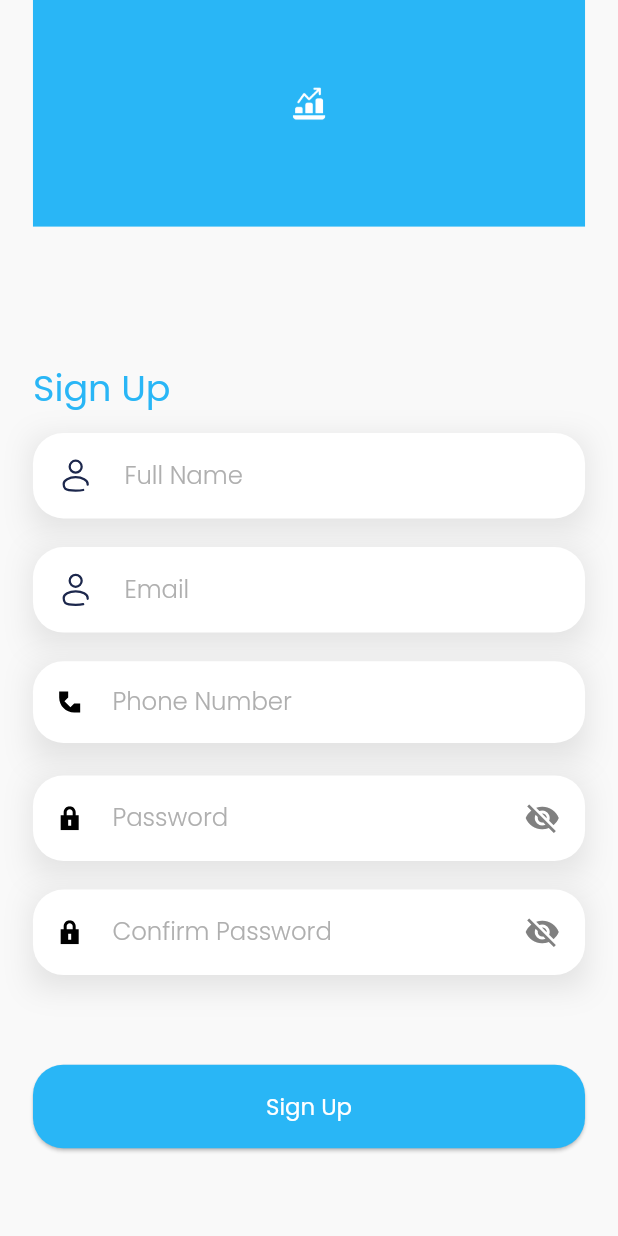
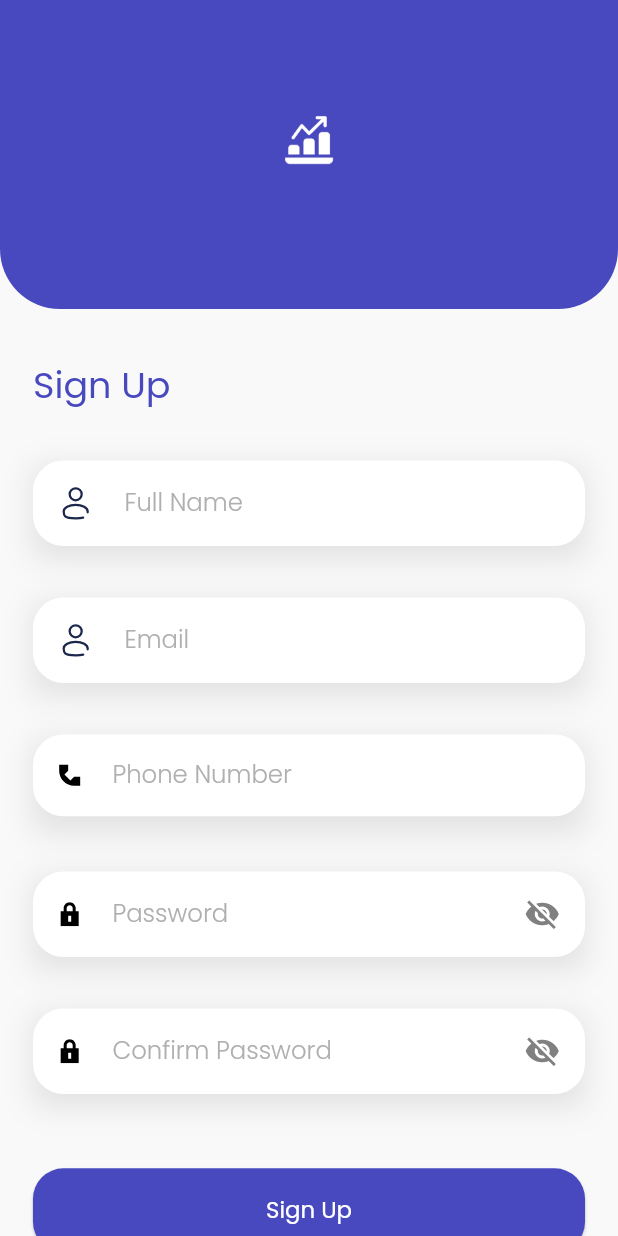
Before and after one commit to BilalKhanzadaRajput/finance_management_app, a Flutter app: the screen it shows after launch, after a tap on "CONTINUE", after a tap on "Sign Up", on a phone screen of 412 x 824 dp. Run offline on Flutter 3.47's test engine with Material 3 defaults, Android fonts, the phone set to English and light mode, and no system bars; our stand-ins replace bloc, cloud_firestore, equatable, firebase_auth, firebase_core, flutter_bloc and 5 more; accounts and stored records are empty.

Commit message:
login screen , signup screen updated

```diff
--- a/lib/helper/constants/colors_resource.dart
+++ b/lib/helper/constants/colors_resource.dart
@@ -1,7 +1,7 @@
 import 'package:flutter/material.dart';
 
 class ColorResources {
-  static const Color PRIMARY_COLOR = Color(0xFF29B6F6);
+  static const Color PRIMARY_COLOR = Color(0xFF4849BF);
   static Color BACKGROUND_COLOR = const Color(0xffF9F9F9);
   static Color WHITE_COLOR = const Color(0xffFFFFFF);
   static Color WHITE_HINT_COLOR = const Color(0xffFFFFFF).withOpacity(0.5);
--- a/lib/presentation/screens/authenticationScreens/log_in_screen.dart
+++ b/lib/presentation/screens/authenticationScreens/log_in_screen.dart
@@ -66,21 +66,30 @@ class _LogInScreenState extends State<LogInScreen> {
             return SingleChildScrollView(
               child: Column(
                 children: [
+
+
   Container(
+    width: double.infinity,
+    decoration: BoxDecoration(
       color: ColorResources.PRIMARY_COLOR,
-                    width: double.infinity,
+      borderRadius: BorderRadius.only(
+        bottomLeft: Radius.circular(40.0), // Adjust the radius as needed
+        bottomRight: Radius.circular(40.0), // Adjust the radius as needed
+      ),
+    ),
     child: Center(
       child: Padding(
         padding: EdgeInsets.symmetric(
             vertical: ScreenPercentage.SCREEN_SIZE_5.sw),
         child: Image(
-                          image:
-                              const AssetImage(ImageResources.APP_LOGO_IMAGE),
-                          width: Dimensions.D_150.w,
+          image: const AssetImage(ImageResources.APP_LOGO_IMAGE),
+          width: Dimensions.D_200.w,
         ),
       ),
     ),
   ),
+
+
                   SizedBox(height: Dimensions.D_91.h),
                   Padding(
                     padding: EdgeInsets.symmetric(
--- a/lib/presentation/screens/authenticationScreens/sign_up_screen.dart
+++ b/lib/presentation/screens/authenticationScreens/sign_up_screen.dart
@@ -30,34 +30,42 @@ class _SignUpScreenState extends State<SignUpScreen> {
       backgroundColor: ColorResources.BACKGROUND_COLOR,
       body: SafeArea(
         child: SingleChildScrollView(
-          child: Padding(
-            padding: EdgeInsets.symmetric(
-                horizontal: Dimensions.PADDING_SIZE_EXTRA_LARGE.w),
           child: Form(
             key: _formKey,
             child: BlocBuilder<SignUpScreenBloc, SignUpScreenState>(
               builder: (context, state) {
-                  return SingleChildScrollView(
-                    child: Column(
+                return Column(
                   children: [
                     Container(
-                          color: ColorResources.PRIMARY_COLOR,
                       width: double.infinity,
+                      decoration: BoxDecoration(
+                        color: const Color(0xFF4849BF),
+                        borderRadius: BorderRadius.only(
+                          bottomLeft: Radius.circular(40.0),
+                          bottomRight: Radius.circular(40.0),
+                        ),
+                      ),
                       child: Center(
                         child: Padding(
                           padding: EdgeInsets.symmetric(
                               vertical: ScreenPercentage.SCREEN_SIZE_5.sw),
                           child: Image(
-                                image: const AssetImage(
-                                    ImageResources.APP_LOGO_IMAGE),
-                                width: Dimensions.D_100.w,
+                            image:
+                                const AssetImage(ImageResources.APP_LOGO_IMAGE),
+                            width: Dimensions.D_150.w,
                           ),
                         ),
                       ),
                     ),
-                        SizedBox(height: Dimensions.D_91.h),
+                    SizedBox(height: Dimensions.D_15.h),
                     Align(
                       alignment: Alignment.topLeft,
+                      child: Padding(
+                        padding: EdgeInsets.symmetric(
+                          vertical: Dimensions.PADDING_SIZE_EXTRA_LARGE
+                              .h, // Adjusted vertical padding
+                          horizontal: Dimensions.PADDING_SIZE_EXTRA_LARGE.w,
+                        ),
                         child: Text(
                           StringResources.SIGNUP_HEADING,
                           style: Theme.of(context)
@@ -68,26 +76,31 @@ class _SignUpScreenState extends State<SignUpScreen> {
                                       Dimensions.FONT_SIZE_EXTRA_LARGE.sp),
                         ),
                       ),
+                    ),
+                    Padding(
+                      padding: EdgeInsets.symmetric(
+                          horizontal: Dimensions.PADDING_SIZE_EXTRA_LARGE.w),
+                      child: Column(
+                        children: [
                           Padding(
                             padding: EdgeInsets.symmetric(
                                 vertical: Dimensions.PADDING_SIZE_DEFAULT.h),
-                          child: Column(
-                            children: [
-                              CustomTextFormField(
+                            child: CustomTextFormField(
                               hintText: StringResources.FULL_NAME_HINT,
                               onChanged: (value) {
                                 context
                                     .read<SignUpScreenBloc>()
                                     .add(SignUpFullNameChanged(value));
                               },
-                                validator: (value) => value.isEmpty
-                                    ? "Enter your full name"
-                                    : null,
+                              validator: (value) =>
+                                  value.isEmpty ? "Enter your full name" : null,
                               prefixIconSvgPath: ImageResources.USER_ICON,
                             ),
-                              SizedBox(
-                                  height: Dimensions.PADDING_SIZE_DEFAULT.h),
-                              CustomTextFormField(
+                          ),
+                          Padding(
+                            padding: EdgeInsets.symmetric(
+                                vertical: Dimensions.PADDING_SIZE_DEFAULT.h),
+                            child: CustomTextFormField(
                               hintText: StringResources.EMAIL_HINT,
                               onChanged: (value) {
                                 context
@@ -98,9 +111,11 @@ class _SignUpScreenState extends State<SignUpScreen> {
                                   value.validatePassword(value),
                               prefixIconSvgPath: ImageResources.USER_ICON,
                             ),
-                              SizedBox(
-                                  height: Dimensions.PADDING_SIZE_DEFAULT.h),
-                              CustomTextFormField(
+                          ),
+                          Padding(
+                            padding: EdgeInsets.symmetric(
+                                vertical: Dimensions.PADDING_SIZE_DEFAULT.h),
+                            child: CustomTextFormField(
                               hintText: StringResources.PHONE_HINT,
                               onChanged: (value) {
                                 context
@@ -113,14 +128,14 @@ class _SignUpScreenState extends State<SignUpScreen> {
                               keyboardType: TextInputType.phone,
                               inputFormatters: [
                                 FilteringTextInputFormatter.digitsOnly,
-                                  // Only digits allowed
                                 LengthLimitingTextInputFormatter(11),
-                                  // Limit to 11 digits
                               ],
                             ),
-                              SizedBox(
-                                  height: Dimensions.PADDING_SIZE_DEFAULT.h),
-                              CustomTextFormField(
+                          ),
+                          Padding(
+                            padding: EdgeInsets.symmetric(
+                                vertical: Dimensions.PADDING_SIZE_DEFAULT.h),
+                            child: CustomTextFormField(
                               hintText: StringResources.PASSWORD_HINT,
                               obscureText: !state.passwordVisibility,
                               onChanged: (value) {
@@ -138,9 +153,11 @@ class _SignUpScreenState extends State<SignUpScreen> {
                                     .add(const PasswordVisibility());
                               },
                             ),
-                              SizedBox(
-                                  height: Dimensions.PADDING_SIZE_DEFAULT.h),
-                              CustomTextFormField(
+                          ),
+                          Padding(
+                            padding: EdgeInsets.symmetric(
+                                vertical: Dimensions.PADDING_SIZE_DEFAULT.h),
+                            child: CustomTextFormField(
                               hintText: StringResources.CONFIRM_PASSWORD_HINT,
                               obscureText: !state.passwordVisibility,
                               onChanged: (value) {
@@ -158,15 +175,15 @@ class _SignUpScreenState extends State<SignUpScreen> {
                                     .add(const PasswordVisibility());
                               },
                             ),
+                          ),
                         ],
                       ),
                     ),
                     Padding(
                       padding: EdgeInsets.only(
-                              top: Dimensions.PADDING_SIZE_EXTRA_OVER_LARGE.h,
-                              bottom: Dimensions.PADDING_SIZE_SMALL.h),
-                          child:
-                              BlocListener<SignUpScreenBloc, SignUpScreenState>(
+                          top: Dimensions.PADDING_SIZE_DEFAULT.h,
+                          ),
+                      child: BlocListener<SignUpScreenBloc, SignUpScreenState>(
                         listener: (context, state) {
                           if (state.isSubmitting) {
                             showDialog(
@@ -191,6 +208,12 @@ class _SignUpScreenState extends State<SignUpScreen> {
                             );
                           }
                         },
+                        child: Padding(
+                          // Added padding for the button
+                          padding: EdgeInsets.symmetric(
+                              horizontal: Dimensions.PADDING_SIZE_EXTRA_LARGE.w,
+                              vertical: Dimensions.PADDING_SIZE_DEFAULT
+                                  .h), // Adjust the vertical padding as needed
                           child: CustomElevatedButton(
                             onPressed: () {
                               if (_formKey.currentState!.validate()) {
@@ -210,11 +233,10 @@ class _SignUpScreenState extends State<SignUpScreen> {
                           ),
                         ),
                       ),
+                    ),
                   ],
-                    ),
                 );
               },
-              ),
             ),
           ),
         ),
```
Also changed, not shown: lib/presentation/screens/homeScreens/expenses_screen.dart (+22 -6 lines), lib/presentation/screens/homeScreens/input_salary_screen.dart (+21 -10 lines). Lines whose indentation alone changed are shown as unchanged.
